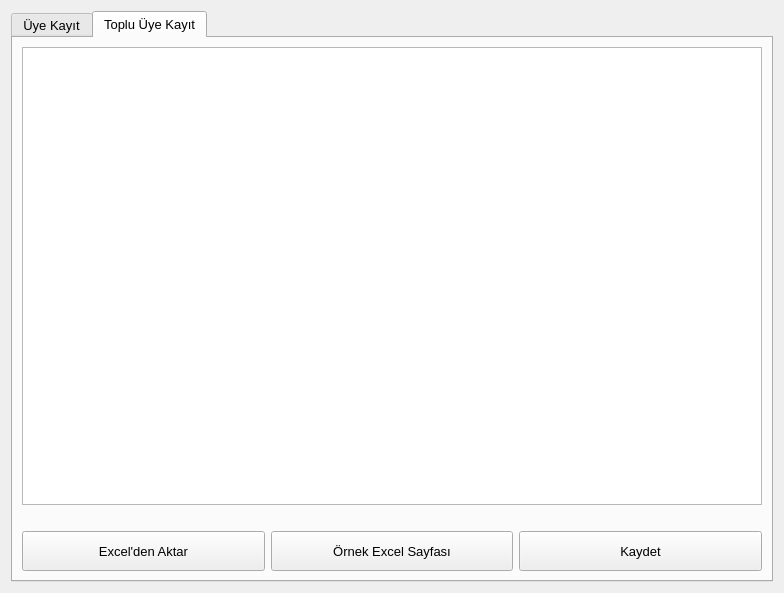
Above: ui/uyeKayit.ui from mseroglu/kutuphaneOtomasyon before the change. Below: the same form after it.
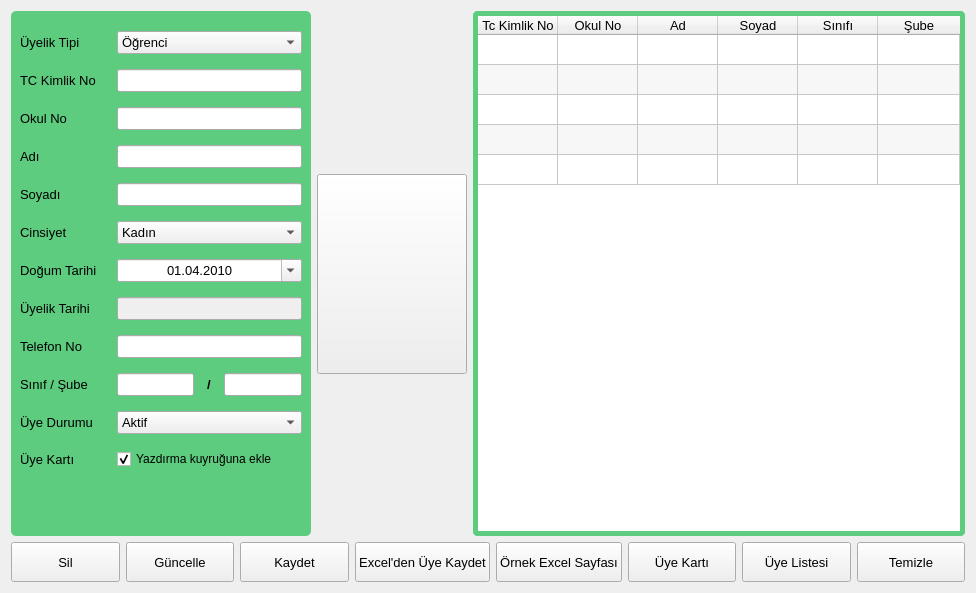
That is the form after the change. The open tabs and pages were chosen to show the change. Icons and pictures are not drawn.

What changed in the file:
```diff
--- a/ui/uyeKayit.ui
+++ b/ui/uyeKayit.ui
@@ -6,7 +6,7 @@
    <rect>
     <x>0</x>
     <y>0</y>
-    <width>784</width>
+    <width>976</width>
     <height>593</height>
    </rect>
   </property>
@@ -24,21 +24,6 @@
   </property>
   <layout class="QVBoxLayout" name="verticalLayout">
    <item>
-    <widget class="QTabWidget" name="tabWidget">
-     <property name="font">
-      <font>
-       <pointsize>10</pointsize>
-      </font>
-     </property>
-     <property name="currentIndex">
-      <number>0</number>
-     </property>
-     <widget class="QWidget" name="tab">
-      <attribute name="title">
-       <string>Üye Kayıt</string>
-      </attribute>
-      <layout class="QVBoxLayout" name="verticalLayout_4">
-       <item>
         <layout class="QHBoxLayout" name="horizontalLayout_3">
          <item>
           <widget class="QFrame" name="frame">
@@ -49,7 +34,7 @@
             </size>
            </property>
            <property name="styleSheet">
-            <string notr="true">QFrame { background-color: #a8ce43; border-radius: 5px }</string>
+        <string notr="true">QFrame { background-color: #5dcc7f;  border-radius: 5px }</string>
            </property>
            <property name="frameShape">
             <enum>QFrame::StyledPanel</enum>
@@ -690,7 +675,7 @@
             </font>
            </property>
            <property name="styleSheet">
-            <string notr="true">QTableWidget {border: 5px solid green; border-radius: 5px }</string>
+        <string notr="true">QTableWidget {border: 5px solid #5dcc7f; border-radius: 5px }</string>
            </property>
            <property name="editTriggers">
             <set>QAbstractItemView::AnyKeyPressed|QAbstractItemView::EditKeyPressed</set>
@@ -837,6 +822,42 @@
            </property>
           </widget>
          </item>
+     <item>
+      <widget class="QPushButton" name="btn_getFromExcel">
+       <property name="minimumSize">
+        <size>
+         <width>0</width>
+         <height>40</height>
+        </size>
+       </property>
+       <property name="font">
+        <font>
+         <pointsize>10</pointsize>
+        </font>
+       </property>
+       <property name="text">
+        <string>Excel'den Üye Kaydet</string>
+       </property>
+      </widget>
+     </item>
+     <item>
+      <widget class="QPushButton" name="btn_openSampleExcel">
+       <property name="minimumSize">
+        <size>
+         <width>0</width>
+         <height>40</height>
+        </size>
+       </property>
+       <property name="font">
+        <font>
+         <pointsize>10</pointsize>
+        </font>
+       </property>
+       <property name="text">
+        <string>Örnek Excel Sayfası</string>
+       </property>
+      </widget>
+     </item>
          <item>
           <widget class="QPushButton" name="btn_memberCard">
            <property name="minimumSize">
@@ -892,66 +913,6 @@
           </widget>
          </item>
         </layout>
-       </item>
-      </layout>
-     </widget>
-     <widget class="QWidget" name="tab_2">
-      <attribute name="title">
-       <string>Toplu Üye Kayıt</string>
-      </attribute>
-      <layout class="QVBoxLayout" name="verticalLayout_3">
-       <item>
-        <widget class="QTableView" name="tableView"/>
-       </item>
-       <item>
-        <layout class="QHBoxLayout" name="horizontalLayout_4">
-         <property name="topMargin">
-          <number>20</number>
-         </property>
-         <item>
-          <widget class="QPushButton" name="btn_getFromExcel">
-           <property name="minimumSize">
-            <size>
-             <width>0</width>
-             <height>40</height>
-            </size>
-           </property>
-           <property name="text">
-            <string>Excel'den Aktar</string>
-           </property>
-          </widget>
-         </item>
-         <item>
-          <widget class="QPushButton" name="btn_openSampleExcel">
-           <property name="minimumSize">
-            <size>
-             <width>0</width>
-             <height>40</height>
-            </size>
-           </property>
-           <property name="text">
-            <string>Örnek Excel Sayfası</string>
-           </property>
-          </widget>
-         </item>
-         <item>
-          <widget class="QPushButton" name="btn_saveMembers">
-           <property name="minimumSize">
-            <size>
-             <width>0</width>
-             <height>40</height>
-            </size>
-           </property>
-           <property name="text">
-            <string>Kaydet</string>
-           </property>
-          </widget>
-         </item>
-        </layout>
-       </item>
-      </layout>
-     </widget>
-    </widget>
    </item>
   </layout>
  </widget>
```
Left out of the diff: 2 changed lines with no effect on the pictures. Lines whose indentation alone changed are shown as unchanged.
